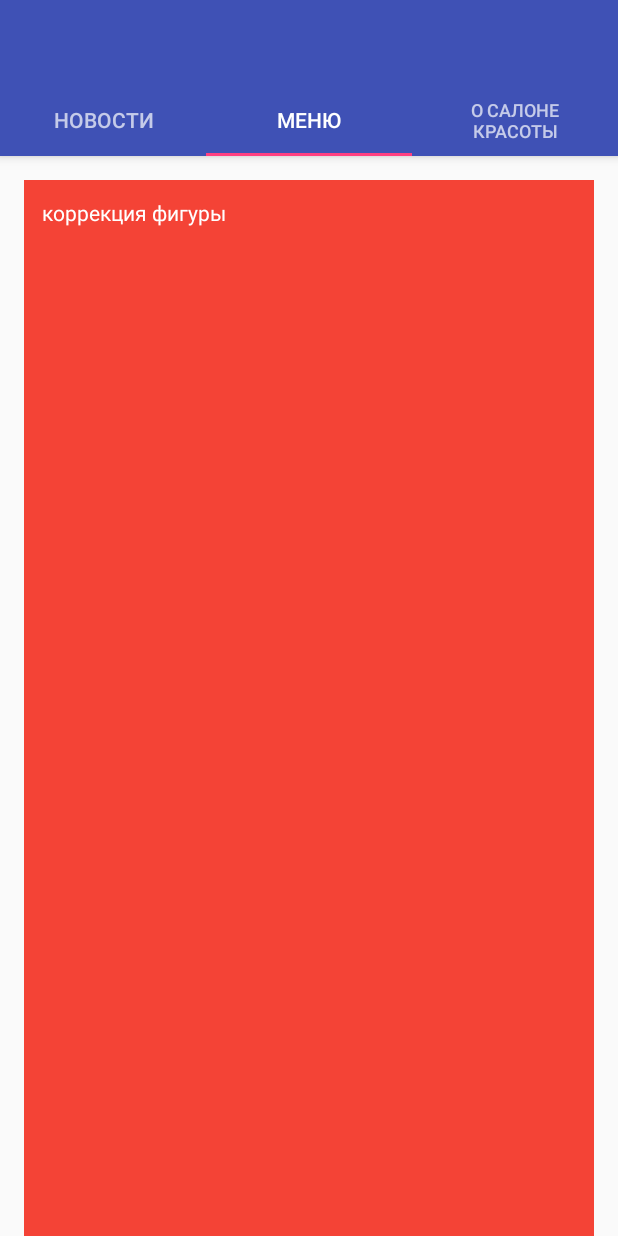
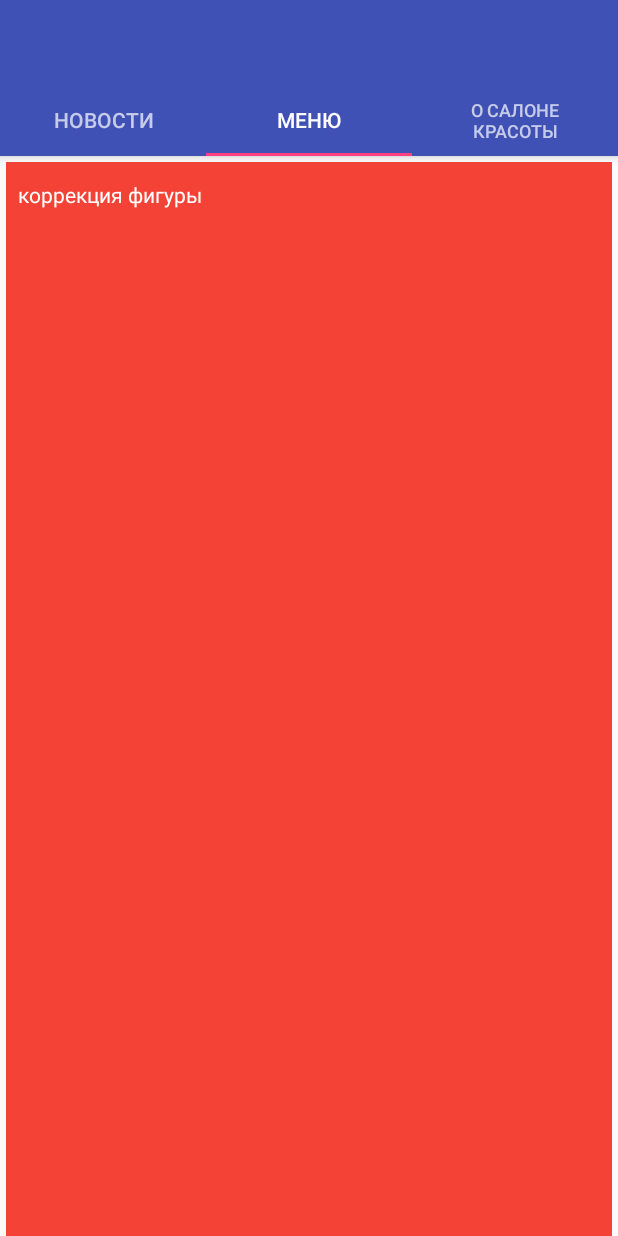
Before and after one commit to BlackDizel/BCBarbershop, an Android app: the screen it shows after launch (ActivityMain), tab 2 chosen, on a phone screen of 412 x 824 dp. Run offline under Robolectric (Android 15) with nearby library versions, the phone set to English and light mode, and no system bars; libraries missing offline, so code that uses them is left out: com.nostra13.universalimageloader, ru.yandex.yandexmapkit; 16 statements that could not run were skipped.

Commit message:
fix lines, edit padding

```diff
--- a/application/src/main/res/layout/view_menu_main_item.xml
+++ b/application/src/main/res/layout/view_menu_main_item.xml
@@ -1,7 +1,11 @@
-<TextView
-    xmlns:android="http://schemas.android.com/apk/res/android"
+<TextView xmlns:android="http://schemas.android.com/apk/res/android"
     android:id="@+id/tvData"
     android:layout_width="match_parent"
     android:layout_height="match_parent"
-    android:padding="@dimen/margin_normal"
+    android:ellipsize="end"
+    android:lines="1"
+    android:paddingBottom="@dimen/item_menu_padding_vertical"
+    android:paddingLeft="@dimen/item_menu_padding_horizontal"
+    android:paddingRight="@dimen/item_menu_padding_horizontal"
+    android:paddingTop="@dimen/item_menu_padding_vertical"
     android:textColor="@android:color/white" />
--- a/application/src/main/res/values/dimens.xml
+++ b/application/src/main/res/values/dimens.xml
@@ -8,9 +8,11 @@
     <dimen name="margin_thin">6dp</dimen>
 
     <dimen name="item_news_margin">16dp</dimen>
-    <dimen name="item_menu_margin">16dp</dimen>
+    <dimen name="item_menu_margin">4dp</dimen>
     <dimen name="about_text_padding">16dp</dimen>
     <dimen name="text_news_title">24sp</dimen>
+    <dimen name="item_menu_padding_horizontal">8dp</dimen>
+    <dimen name="item_menu_padding_vertical">12dp</dimen>
 
 
 </resources>
```
